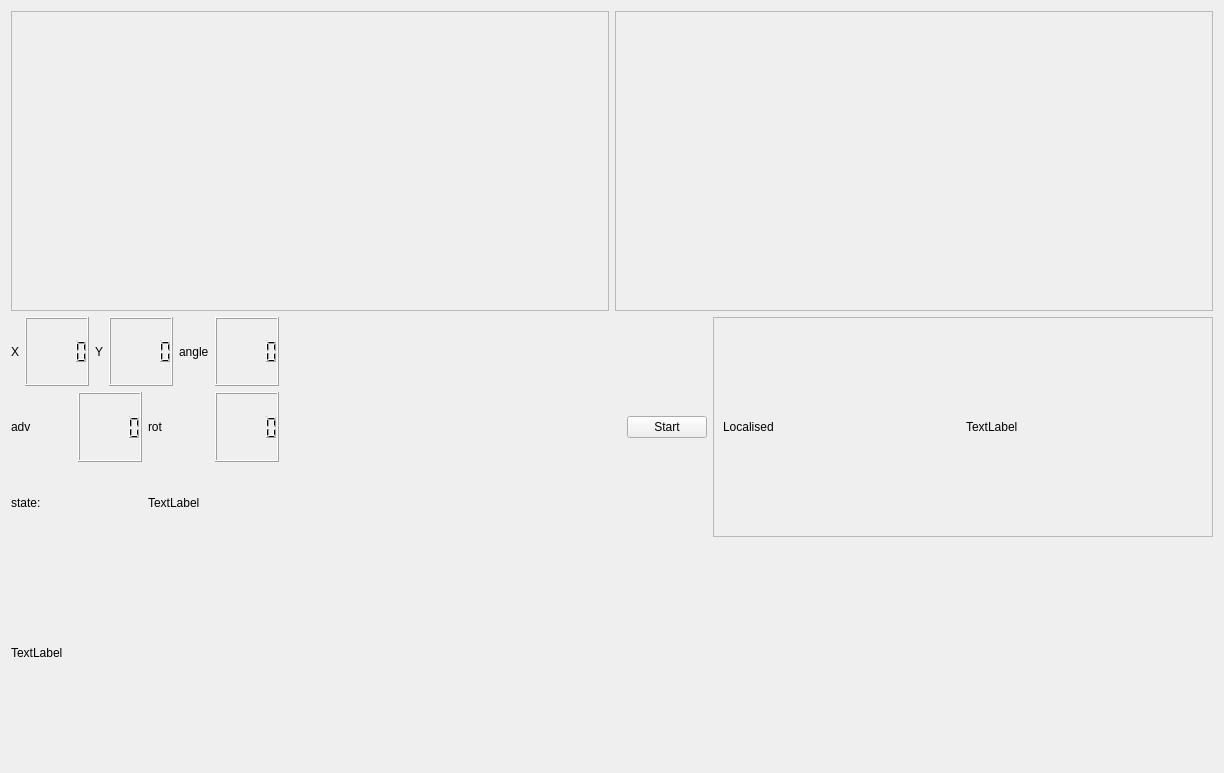
Qt form actividad4/src/mainUI.ui (gmegiash/Proyecto_Robotica_25-26) before a commit.
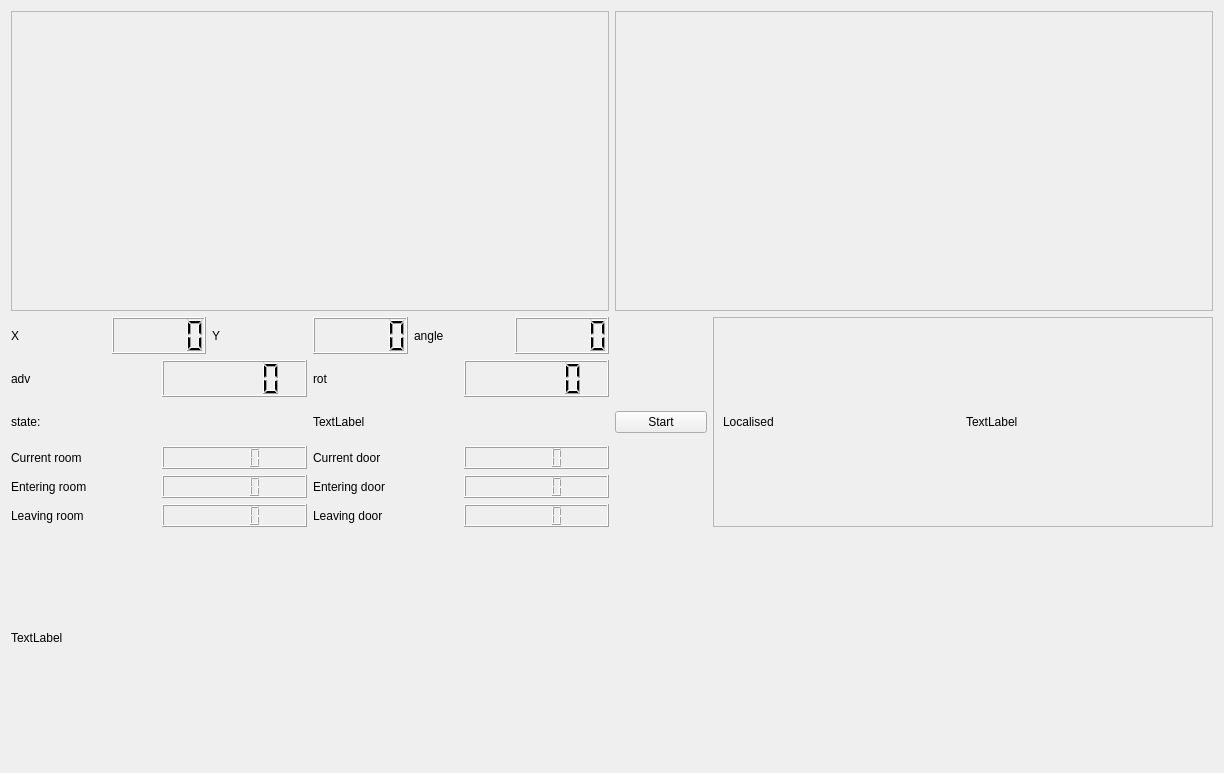
The same form after that commit.

```diff
--- a/actividad4/src/mainUI.ui
+++ b/actividad4/src/mainUI.ui
@@ -15,7 +15,7 @@
   </property>
   <layout class="QVBoxLayout" name="verticalLayout_5">
    <item>
-    <layout class="QVBoxLayout" name="verticalLayout_2">
+    <layout class="QVBoxLayout" name="verticalLayout_4">
      <item>
       <layout class="QHBoxLayout" name="horizontalLayout_17">
        <item>
@@ -65,11 +65,9 @@
       </layout>
      </item>
      <item>
-      <layout class="QHBoxLayout" name="horizontalLayout_9">
+      <layout class="QHBoxLayout" name="horizontalLayout_21">
        <item>
-        <layout class="QHBoxLayout" name="horizontalLayout_18">
-         <item>
-          <layout class="QVBoxLayout" name="verticalLayout">
+        <layout class="QVBoxLayout" name="verticalLayout_2">
            <item>
             <layout class="QHBoxLayout" name="horizontalLayout_7">
              <item>
@@ -184,21 +182,110 @@
              </item>
             </layout>
            </item>
+         <item>
+          <layout class="QVBoxLayout" name="verticalLayout">
+           <item>
+            <layout class="QHBoxLayout" name="horizontalLayout_19">
+             <item>
+              <layout class="QHBoxLayout" name="horizontalLayout_9">
+               <item>
+                <widget class="QLabel" name="label_current_room">
+                 <property name="text">
+                  <string>Current room</string>
+                 </property>
+                </widget>
+               </item>
+               <item>
+                <widget class="QLCDNumber" name="lcdNumber_current_room"/>
+               </item>
           </layout>
          </item>
          <item>
-          <spacer name="horizontalSpacer">
-           <property name="orientation">
-            <enum>Qt::Horizontal</enum>
-           </property>
-           <property name="sizeHint" stdset="0">
-            <size>
-             <width>40</width>
-             <height>20</height>
-            </size>
-           </property>
-          </spacer>
-         </item>
+              <layout class="QHBoxLayout" name="horizontalLayout_11">
+               <item>
+                <widget class="QLabel" name="label_current_door">
+                 <property name="text">
+                  <string>Current door</string>
+                 </property>
+                </widget>
+               </item>
+               <item>
+                <widget class="QLCDNumber" name="lcdNumber_current_door"/>
+               </item>
+              </layout>
+             </item>
+            </layout>
+           </item>
+           <item>
+            <layout class="QHBoxLayout" name="horizontalLayout_18">
+             <item>
+              <layout class="QHBoxLayout" name="horizontalLayout_12">
+               <item>
+                <widget class="QLabel" name="label_current_room_2">
+                 <property name="text">
+                  <string>Entering room</string>
+                 </property>
+                </widget>
+               </item>
+               <item>
+                <widget class="QLCDNumber" name="lcdNumber_entering_room"/>
+               </item>
+              </layout>
+             </item>
+             <item>
+              <layout class="QHBoxLayout" name="horizontalLayout_13">
+               <item>
+                <widget class="QLabel" name="label_current_room_3">
+                 <property name="text">
+                  <string>Entering door</string>
+                 </property>
+                </widget>
+               </item>
+               <item>
+                <widget class="QLCDNumber" name="lcdNumber_entering_door"/>
+               </item>
+              </layout>
+             </item>
+            </layout>
+           </item>
+           <item>
+            <layout class="QHBoxLayout" name="horizontalLayout_16">
+             <item>
+              <layout class="QHBoxLayout" name="horizontalLayout_14">
+               <item>
+                <widget class="QLabel" name="label_current_room_4">
+                 <property name="text">
+                  <string>Leaving room</string>
+                 </property>
+                </widget>
+               </item>
+               <item>
+                <widget class="QLCDNumber" name="lcdNumber_leaving_room"/>
+               </item>
+              </layout>
+             </item>
+             <item>
+              <layout class="QHBoxLayout" name="horizontalLayout_15">
+               <item>
+                <widget class="QLabel" name="label_current_room_5">
+                 <property name="text">
+                  <string>Leaving door</string>
+                 </property>
+                </widget>
+               </item>
+               <item>
+                <widget class="QLCDNumber" name="lcdNumber_leaving_door"/>
+               </item>
+              </layout>
+             </item>
+            </layout>
+           </item>
+          </layout>
+         </item>
+        </layout>
+       </item>
+       <item>
+        <layout class="QHBoxLayout" name="horizontalLayout_20">
          <item>
           <widget class="QPushButton" name="pushButton_stop">
            <property name="text">
@@ -209,8 +296,6 @@
            </property>
           </widget>
          </item>
-        </layout>
-       </item>
        <item>
         <widget class="QFrame" name="frame_plot_error">
          <property name="minimumSize">
@@ -249,6 +334,8 @@
        </item>
       </layout>
      </item>
+      </layout>
+     </item>
      <item>
       <widget class="QLabel" name="label_img">
        <property name="minimumSize">
@@ -264,6 +351,19 @@
      </item>
     </layout>
    </item>
+   <item>
+    <spacer name="horizontalSpacer">
+     <property name="orientation">
+      <enum>Qt::Horizontal</enum>
+     </property>
+     <property name="sizeHint" stdset="0">
+      <size>
+       <width>1203</width>
+       <height>20</height>
+      </size>
+     </property>
+    </spacer>
+   </item>
   </layout>
  </widget>
  <resources/>
```
Lines whose indentation alone changed are shown as unchanged.
